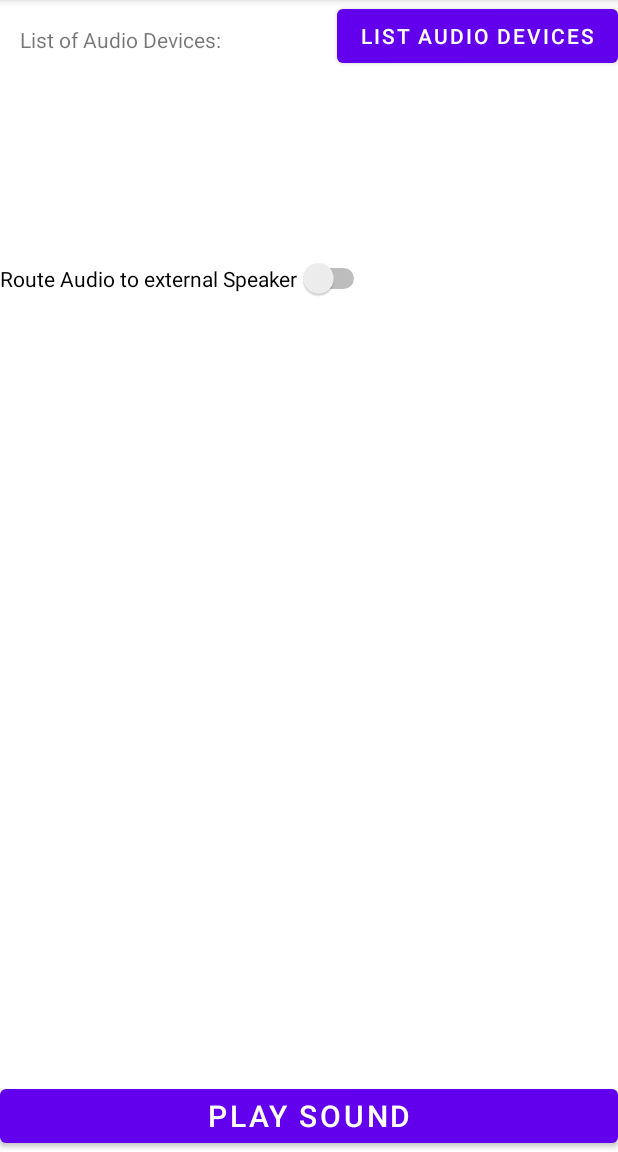
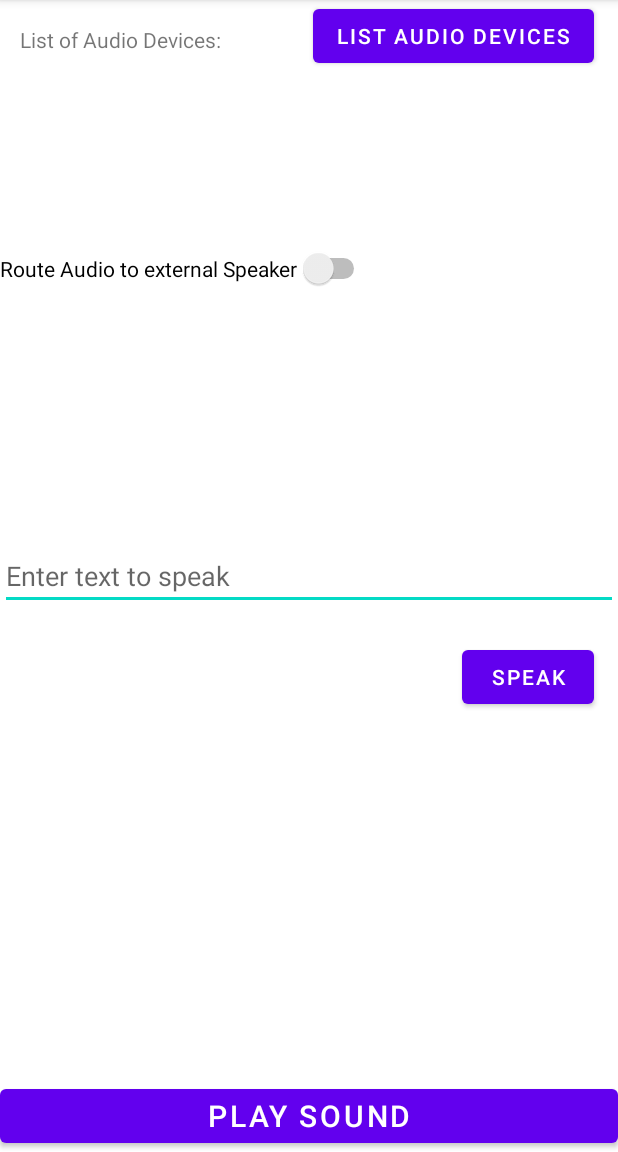
Before and after one commit to dipendra-silwal/AudioRouting, an Android app: the screen it shows after launch (MainActivity), on a phone screen of 412 x 824 dp, the part 84-1236 px from its top. Run offline under Robolectric (Android 15) with nearby library versions, the phone set to English and light mode, and no system bars.

Commit message:
Added Text-To-Speech (TTS) feature. Sentences entered in the text box will be converted to speech.

```diff
--- a/app/src/main/java/com/example/audiorouting/MainActivity.java
+++ b/app/src/main/java/com/example/audiorouting/MainActivity.java
@@ -10,10 +10,17 @@ import android.widget.Button;
 import android.widget.Switch;
 import android.widget.TextView;
 
+import android.widget.EditText;
+import android.speech.tts.TextToSpeech;
+
 import android.widget.CompoundButton;
+import android.widget.Toast;
+
 import androidx.appcompat.app.AppCompatActivity;
 
-public class MainActivity extends AppCompatActivity {
+import java.util.Locale;
+
+public class MainActivity extends AppCompatActivity implements TextToSpeech.OnInitListener{
     private static final String TAG = "AudioDevices";
 
     private SoundPool soundPool;
@@ -24,14 +31,31 @@ public class MainActivity extends AppCompatActivity {
     private Switch audioSwitch;
     private Button speakerListButton;
 
+    private EditText textInput;
+    private Button speakButton;
+    private TextToSpeech textToSpeech;
 
+    @Override
+    public void onInit(int status) {
+        if (status == TextToSpeech.SUCCESS) {
+            int result = textToSpeech.setLanguage(Locale.getDefault());
+
+            if (result == TextToSpeech.LANG_MISSING_DATA || result == TextToSpeech.LANG_NOT_SUPPORTED) {
+                Toast.makeText(this, "Language not supported.", Toast.LENGTH_SHORT).show();
+            }
+        } else {
+            Toast.makeText(this, "Initialization failed.", Toast.LENGTH_SHORT).show();
+        }
+    }
     @Override
     protected void onCreate(Bundle savedInstanceState) {
         super.onCreate(savedInstanceState);
         setContentView(R.layout.activity_main);
         audioOutputView = findViewById(R.id.audioOutputs);
         speakerListButton = findViewById(R.id.speakers_Button);
-
+        playButton = findViewById(R.id.play_button);
+        textInput = findViewById(R.id.text_input);
+        speakButton = findViewById(R.id.speak_button);
 
         AudioManager audioManager = (AudioManager) getSystemService(AUDIO_SERVICE);
         //make internal speaker as a default speaker
@@ -40,7 +64,8 @@ public class MainActivity extends AppCompatActivity {
 
         soundPool = new SoundPool(1, AudioManager.STREAM_MUSIC, 0);
         soundId = soundPool.load(this, R.raw.sound_file, 1);
-        playButton = findViewById(R.id.play_button);
+        textToSpeech = new TextToSpeech(this, this);
+
         playButton.setOnClickListener(new View.OnClickListener() {
             @Override
             public void onClick(View v) {
@@ -85,7 +110,15 @@ public class MainActivity extends AppCompatActivity {
                 }
             }
         });
-
+        speakButton.setOnClickListener(new View.OnClickListener() {
+            @Override
+            public void onClick(View v) {
+                String text = textInput.getText().toString().trim();
+                if (!text.isEmpty()) {
+                    speakText(text);
+                }
+            }
+        });
     }
 
     @Override
@@ -135,5 +168,8 @@ public class MainActivity extends AppCompatActivity {
                 return "Unknown";
         }
     }
+    private void speakText(String text) {
+        textToSpeech.speak(text, TextToSpeech.QUEUE_FLUSH, null, null);
+    }
 
 }
--- a/app/src/main/res/layout/activity_main.xml
+++ b/app/src/main/res/layout/activity_main.xml
@@ -27,23 +27,51 @@
         app:layout_constraintBottom_toBottomOf="parent"
         tools:layout_editor_absoluteX="34dp" />
 
+
     <Switch
         android:id="@+id/audio_switch"
         android:layout_width="wrap_content"
         android:layout_height="wrap_content"
-        android:layout_marginTop="136dp"
         android:text="Route Audio to external Speaker"
+        app:layout_constraintBottom_toTopOf="@+id/text_input"
+        app:layout_constraintEnd_toEndOf="parent"
+        app:layout_constraintHorizontal_bias="0.0"
+        app:layout_constraintStart_toStartOf="parent"
         app:layout_constraintTop_toBottomOf="@+id/audioOutputs"
-        tools:layout_editor_absoluteX="16dp"
+        app:layout_constraintVertical_bias="0.433"
         tools:ignore="UseSwitchCompatOrMaterialXml" />
+
+    <EditText
+        android:id="@+id/text_input"
+        android:layout_width="match_parent"
+        android:layout_height="wrap_content"
+        android:hint="Enter text to speak"
+        app:layout_constraintBottom_toTopOf="@+id/play_button"
+        app:layout_constraintTop_toBottomOf="@+id/speakers_Button"
+        tools:layout_editor_absoluteX="0dp" />
+
+    <Button
+        android:id="@+id/speak_button"
+        android:layout_width="wrap_content"
+        android:layout_height="wrap_content"
+        android:layout_below="@id/text_input"
+        android:layout_marginEnd="16dp"
+        android:text="Speak"
+        app:layout_constraintBottom_toBottomOf="parent"
+        app:layout_constraintEnd_toEndOf="parent"
+        app:layout_constraintTop_toBottomOf="@+id/text_input"
+        app:layout_constraintVertical_bias="0.067" />
 
     <Button
         android:id="@+id/speakers_Button"
         android:layout_width="wrap_content"
         android:layout_height="wrap_content"
+        android:layout_marginEnd="16dp"
         android:text="List Audio Devices"
         app:layout_constraintEnd_toEndOf="parent"
-        tools:layout_editor_absoluteY="618dp" />
+        app:layout_constraintHorizontal_bias="1.0"
+        app:layout_constraintStart_toEndOf="@+id/audioOutputs"
+        app:layout_constraintTop_toTopOf="parent" />
 
 
 </androidx.constraintlayout.widget.ConstraintLayout>
```
